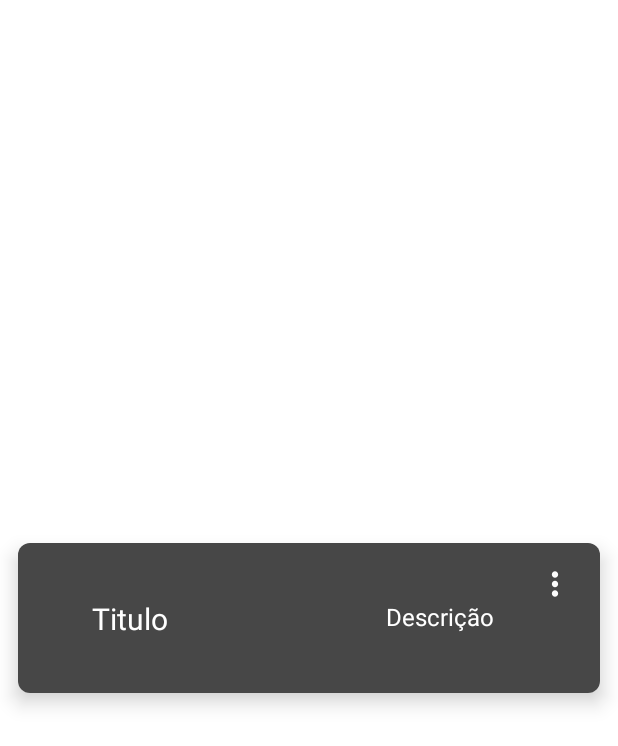
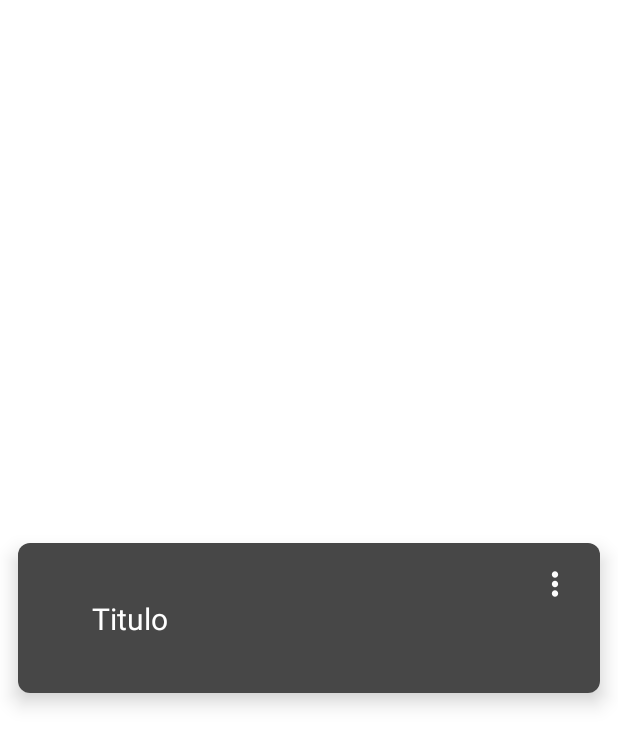
Before and after one commit to AndreKaled/HelpStudy, an Android app: the layout item_tarefa.xml on its own in the app's theme, with its tools: preview values and no code run, on a phone screen of 412 x 824 dp. Shown: the top 746 px of the screen. Run offline under Robolectric (Android 15) with nearby library versions, the phone set to English and light mode, and no system bars.

Commit message:
coiso de interface

```diff
--- a/app/src/main/java/com/example/helpstudy/view/adapters/TarefaAdapter.java
+++ b/app/src/main/java/com/example/helpstudy/view/adapters/TarefaAdapter.java
@@ -53,10 +53,8 @@ public class TarefaAdapter extends BaseAdapter {
         View v = LayoutInflater.from(context).inflate(R.layout.item_tarefa, parent, false);
 
         TextView textView_nome = v.findViewById(R.id.tituloTarefa);
-        TextView textView_desc = v.findViewById(R.id.descricaoTarefa);
         Tarefa tarefa = list.get(position);
         textView_nome.setText(tarefa.getNome());
-        textView_desc.setText(tarefa.getDescricao());
         Button bt = v.findViewById(R.id.menu_kebad);
 
         bt.setOnClickListener(new View.OnClickListener() {
--- a/app/src/main/res/layout/item_tarefa.xml
+++ b/app/src/main/res/layout/item_tarefa.xml
@@ -37,21 +37,6 @@
                 tools:text="Titulo" />
 
 
-            <TextView
-                android:id="@+id/descricaoTarefa"
-                android:layout_width="wrap_content"
-                android:layout_height="wrap_content"
-                android:layout_marginStart="56dp"
-                android:textColor="@color/white"
-                android:textSize="16sp"
-                app:layout_constraintBottom_toBottomOf="parent"
-                app:layout_constraintEnd_toStartOf="@+id/menu_kebad"
-                app:layout_constraintHorizontal_bias="0.195"
-                app:layout_constraintStart_toEndOf="@+id/tituloTarefa"
-                app:layout_constraintTop_toTopOf="parent"
-                app:layout_constraintVertical_bias="0.485"
-                tools:text="Descrição" />
-
             <androidx.appcompat.widget.AppCompatButton
                 android:id="@+id/menu_kebad"
                 android:layout_width="25dp"
```
